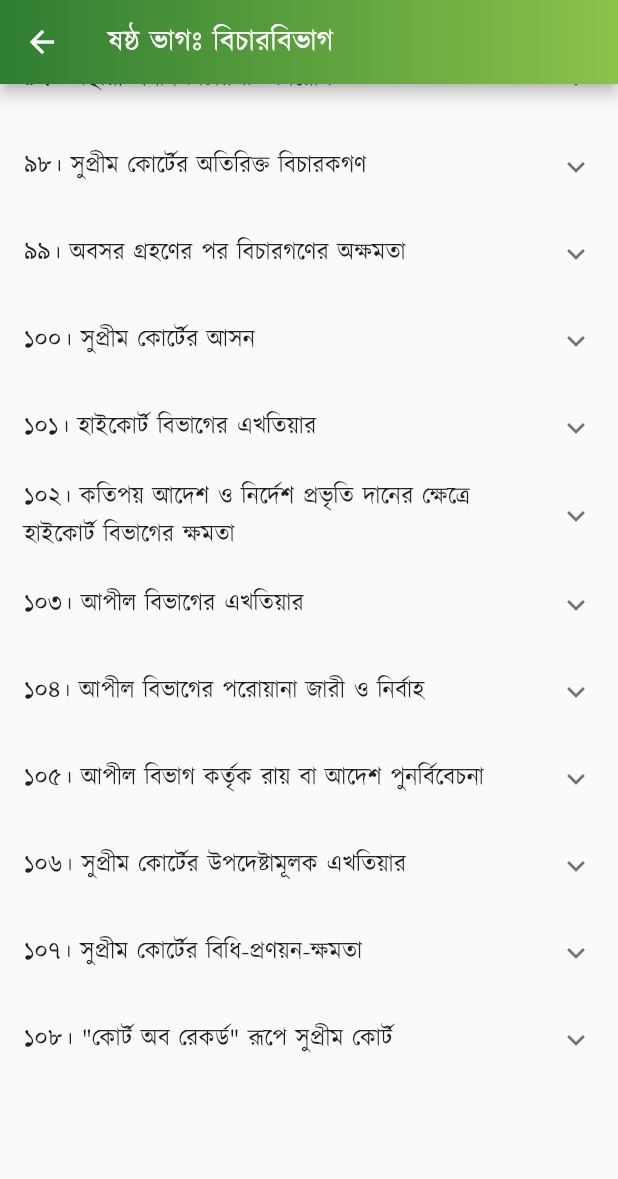
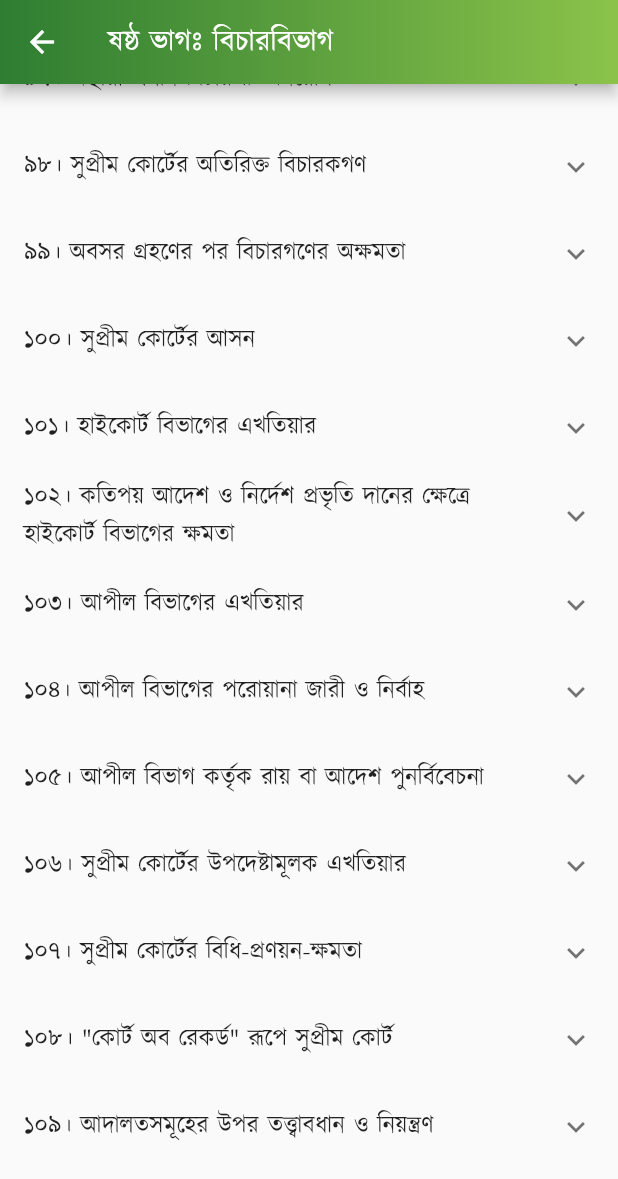
Before and after one commit to Azimul-Haque/flutter-onesignal, a Flutter app: the PartSix screen opened directly, scrolled down 307 dp, on a phone screen of 412 x 824 dp. Shown: the top 1179 px of the screen. Run offline on Flutter 3.47's test engine with Material 2 defaults, Android fonts, the phone set to English and light mode, and no system bars; our stand-ins replace fluttertoast, package_info_plus, percent_indicator, shared_preferences, sqflite; missing offline and left inert: blinking_text, flutter_share, onesignal_flutter, slide_popup_dialog; accounts and stored records are empty; network calls fail.

Commit message:
Commit Fri 04/29/2022 14:04:01.20 27646

```diff
--- a/lib/pages/constitution/part6.dart
+++ b/lib/pages/constitution/part6.dart
@@ -278,11 +278,21 @@ class PartSix extends StatelessWidget {
               )),
             ],
           ),
+          ExpansionTile(
+            title: Text('১০৯। আদালতসমূহের উপর তত্ত্বাবধান ও নিয়ন্ত্রণ'),
+            children: <Widget>[
+              ListTile(
+                  title: Text(
+                '১০৮। সুপ্রীম কোর্ট একটি "কোর্ট অব্ রেকর্ড" হইবেন এবং ইহার অবমাননার জন্য তদন্তের আদেশদান বা দণ্ডাদেশদানের ক্ষমতাসহ আইন-সাপেক্ষে অনুরূপ আদালতের সকল ক্ষমতার অধিকারী থাকিবেন।',
+                textAlign: TextAlign.justify,
+              )),
+            ],
+          ),
           Padding(
             padding: EdgeInsets.all(15),
             child: Column(children: <Widget>[
               Text(
-                " \n\n \n\n \n\n \n\n \n\n১০৯। আদালতসমূহের উপর তত্ত্বাবধান ও নিয়ন্ত্রণ \n\n১১০। অধস্তন আদালত হইতে হাইকোর্ট বিভাগে মামলা স্থানান্তর \n\n১১১। সুপ্রীম কোর্টের রায়ের বাধ্যতামূলক কার্যকরতা \n\n১১২। সুপ্রীম কোর্টের সহায়তা \n\n১১৩। সুপ্রীম কোর্টের কর্মচারীগণ \n\n\n২য় পরিচ্ছেদঃ অধস্তন আদালত \n\n১১৪। অধস্তন আদালত-সমূহ প্রতিষ্ঠা \n\n১১৫। অধস্তন আদালতে নিয়োগ \n\n১১৬। অধস্তন আদালতসমূহের নিয়ন্ত্রণ ও শৃঙ্খলা \n\n১১৬ক। বিচারবিভাগীয় কর্মচারীগণ বিচারকার্য পালনের ক্ষেত্রে স্বাধীন \n\n\n৩য় পরিচ্ছেদঃ প্রশাসনিক ট্রাইব্যুনাল \n\n১১৭। প্রশাসনিক ট্রাইব্যুনালসমূহ \n\n\nষষ্ঠ ক ভাগ-জাতীয়দল [সংবিধান (পঞ্চদশ সংশোধন) আইন, ২০১১ (২০১১ সনের ১৪ নং আইন)-এর ৪১ ধারাবলে বিলুপ্ত।]",
+                " \n\n \n\n \n\n \n\n \n\n \n\n১১০। অধস্তন আদালত হইতে হাইকোর্ট বিভাগে মামলা স্থানান্তর \n\n১১১। সুপ্রীম কোর্টের রায়ের বাধ্যতামূলক কার্যকরতা \n\n১১২। সুপ্রীম কোর্টের সহায়তা \n\n১১৩। সুপ্রীম কোর্টের কর্মচারীগণ \n\n\n২য় পরিচ্ছেদঃ অধস্তন আদালত \n\n১১৪। অধস্তন আদালত-সমূহ প্রতিষ্ঠা \n\n১১৫। অধস্তন আদালতে নিয়োগ \n\n১১৬। অধস্তন আদালতসমূহের নিয়ন্ত্রণ ও শৃঙ্খলা \n\n১১৬ক। বিচারবিভাগীয় কর্মচারীগণ বিচারকার্য পালনের ক্ষেত্রে স্বাধীন \n\n\n৩য় পরিচ্ছেদঃ প্রশাসনিক ট্রাইব্যুনাল \n\n১১৭। প্রশাসনিক ট্রাইব্যুনালসমূহ \n\n\nষষ্ঠ ক ভাগ-জাতীয়দল [সংবিধান (পঞ্চদশ সংশোধন) আইন, ২০১১ (২০১১ সনের ১৪ নং আইন)-এর ৪১ ধারাবলে বিলুপ্ত।]",
                 style:
                     TextStyle(color: Colors.black87, fontSize: 15, height: 1.5),
                 textAlign: TextAlign.justify,
```
